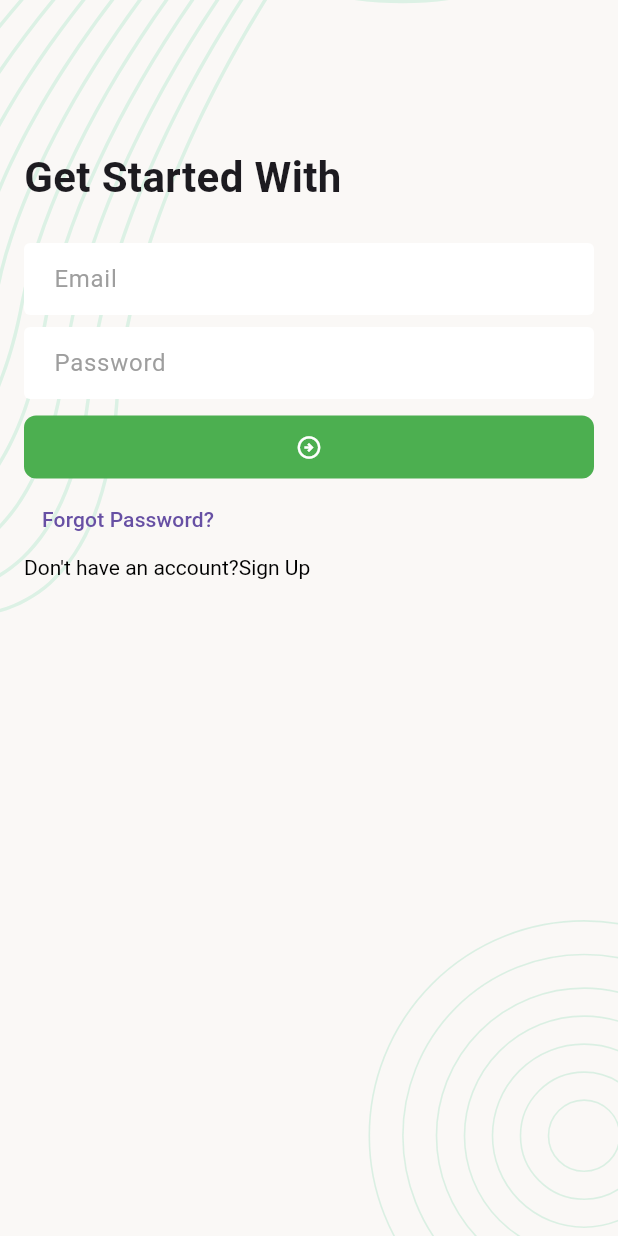
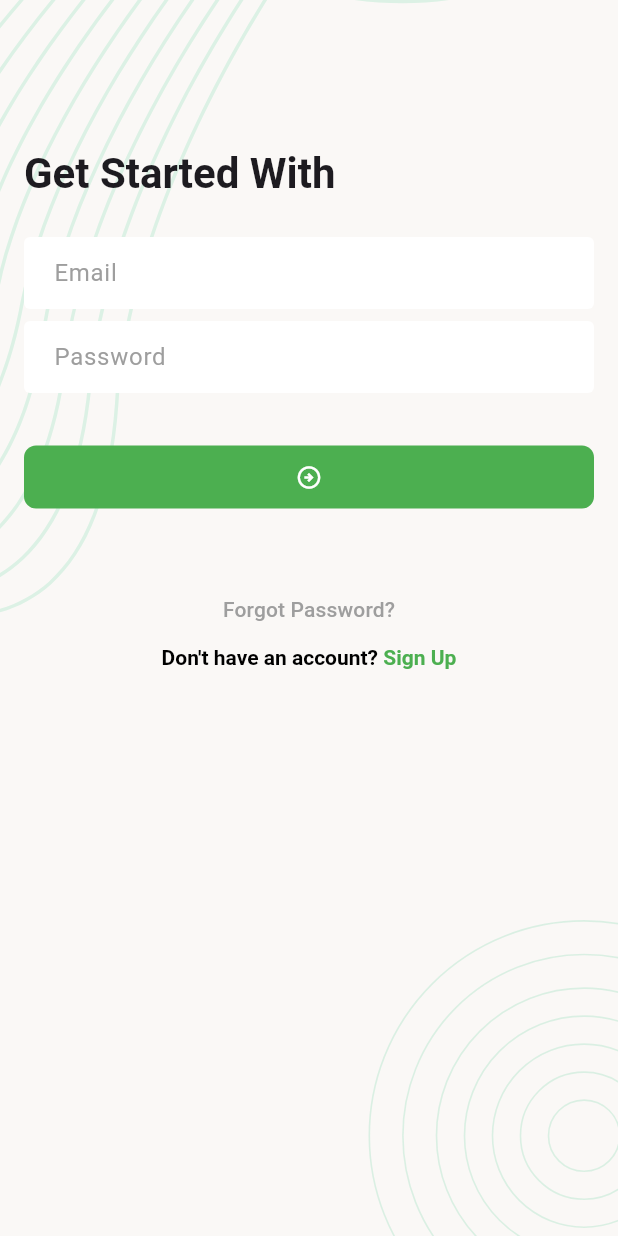
Before and after one commit to rup-chowdhury/flutter-ostad-eleven, a Flutter app: the screen it shows after launch, on a phone screen of 412 x 824 dp. Run offline on Flutter 3.47's test engine with Material 3 defaults, Android fonts, the phone set to English and light mode, and no system bars; our stand-ins replace flutter_svg; missing offline and left inert: dart:ffi.

Commit message:
Add navigation to Forgot Password and Sign Up screens
Introduces navigation to ForgotPasswordEmailVerificationScreen and SignUpScreen from the login screen. Refactors UI to use SingleChildScrollView, improves button styling, and disposes controllers in dispose().

```diff
--- a/task_manager_basic/lib/ui/screens/login_screen.dart
+++ b/task_manager_basic/lib/ui/screens/login_screen.dart
@@ -1,4 +1,7 @@
+import 'package:flutter/gestures.dart';
 import 'package:flutter/material.dart';
+import 'package:task_manager_basic/ui/screens/forgot_password_email_verification_screen.dart';
+import 'package:task_manager_basic/ui/screens/sign_up_screen.dart';
 import 'package:task_manager_basic/ui/widgets/screen_background.dart';
 
 class LoginScreen extends StatefulWidget {
@@ -9,14 +12,17 @@ class LoginScreen extends StatefulWidget {
 }
 
 class _LoginScreenState extends State<LoginScreen> {
-  final TextEditingController _emailTextEditingController = TextEditingController();
-  final TextEditingController _passwordTextEditingController = TextEditingController();
+  final TextEditingController _emailTextEditingController =
+      TextEditingController();
+  final TextEditingController _passwordTextEditingController =
+      TextEditingController();
   final GlobalKey<FormState> _formKey = GlobalKey<FormState>();
 
   @override
   Widget build(BuildContext context) {
     return Scaffold(
       body: ScreenBackground(
+        child: SingleChildScrollView(
           child: Padding(
             padding: const EdgeInsets.all(16),
             child: Form(
@@ -29,61 +35,95 @@ class _LoginScreenState extends State<LoginScreen> {
                   ),
                   Text(
                     'Get Started With',
-                  style: TextStyle(
-                    fontSize: 28,
-                    fontWeight: FontWeight.w600,
-                  ),
+                    style: Theme.of(context).textTheme.titleLarge,
                   ),
                   SizedBox(
                     height: 24,
                   ),
                   TextFormField(
                       controller: _emailTextEditingController,
-                  decoration: InputDecoration(
-                    hintText: 'Email'
-                  )
-                ),
+                      decoration: InputDecoration(hintText: 'Email')),
                   SizedBox(
                     height: 8,
                   ),
                   TextFormField(
                     controller: _passwordTextEditingController,
                     obscureText: true,
-                  decoration: InputDecoration(
-                    hintText: 'Password'
-                  ),
+                    decoration: InputDecoration(hintText: 'Password'),
                   ),
                   SizedBox(
-                  height: 8,
+                    height: 32,
                   ),
                   FilledButton(
-                  style: FilledButton.styleFrom(
-                    backgroundColor: Colors.green,
-                    fixedSize: Size.fromWidth(double.maxFinite),
-                    padding: EdgeInsets.symmetric(vertical: 12),
-                    shape: RoundedRectangleBorder(
-                      borderRadius: BorderRadius.circular(8),
-                    ),
-                  ),
-
                       onPressed: () {},
                       child: Icon(Icons.arrow_circle_right_outlined)),
-                TextButton(onPressed: () {}, child: Text('Forgot Password?')),
+                  SizedBox(
+                    height: 40,
+                  ),
+                  Center(
+                    child: Column(
+                      children: [
+                        TextButton(
+                            onPressed: () {
+                              _onTapForgotPasswordButton();
+                            },
+                            child: Text(
+                              'Forgot Password?',
+                              style: TextStyle(
+                                color: Colors.grey,
+                              ),
+                            )),
                         RichText(
                           text: TextSpan(
-                      style: TextStyle(color: Colors.black),
-                      text: "Don't have an account?",
+                              style: TextStyle(
+                                  color: Colors.black,
+                                  fontWeight: FontWeight.w600),
+                              text: "Don't have an account? ",
                               children: [
                                 TextSpan(
                                   text: "Sign Up",
+                                  style: TextStyle(
+                                    color: Colors.green,
+                                  ),
+                                  recognizer: TapGestureRecognizer()
+                                    ..onTap = _onTapSignUpButton,
                                 )
                               ]),
                         ),
                       ],
                     ),
                   ),
+                ],
+              ),
+            ),
+          ),
         ),
       ),
     );
   }
+
+  void _onTapForgotPasswordButton() {
+    Navigator.push(
+      context,
+      MaterialPageRoute(
+        builder: (context) => ForgotPasswordEmailVerificationScreen(),
+      ),
+    );
   }
+
+  void _onTapSignUpButton() {
+    Navigator.push(
+      context,
+      MaterialPageRoute(
+        builder: (context) => SignUpScreen(),
+      ),
+    );
+  }
+
+  @override
+  void dispose() {
+    _emailTextEditingController.dispose();
+    _passwordTextEditingController.dispose();
+    super.dispose();
+  }
+}
```
Lines whose indentation alone changed are shown as unchanged.
